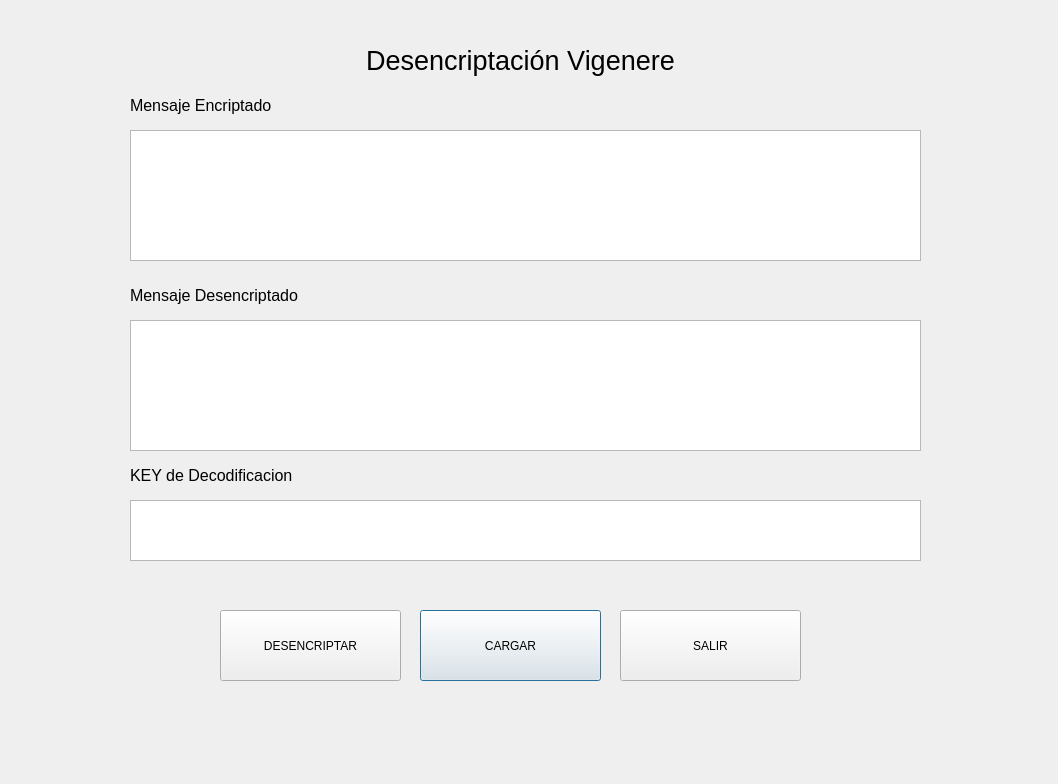
Old version of the form cipherApp/frmdecodevigerne.ui in the repository DJCC006/cipherApp.
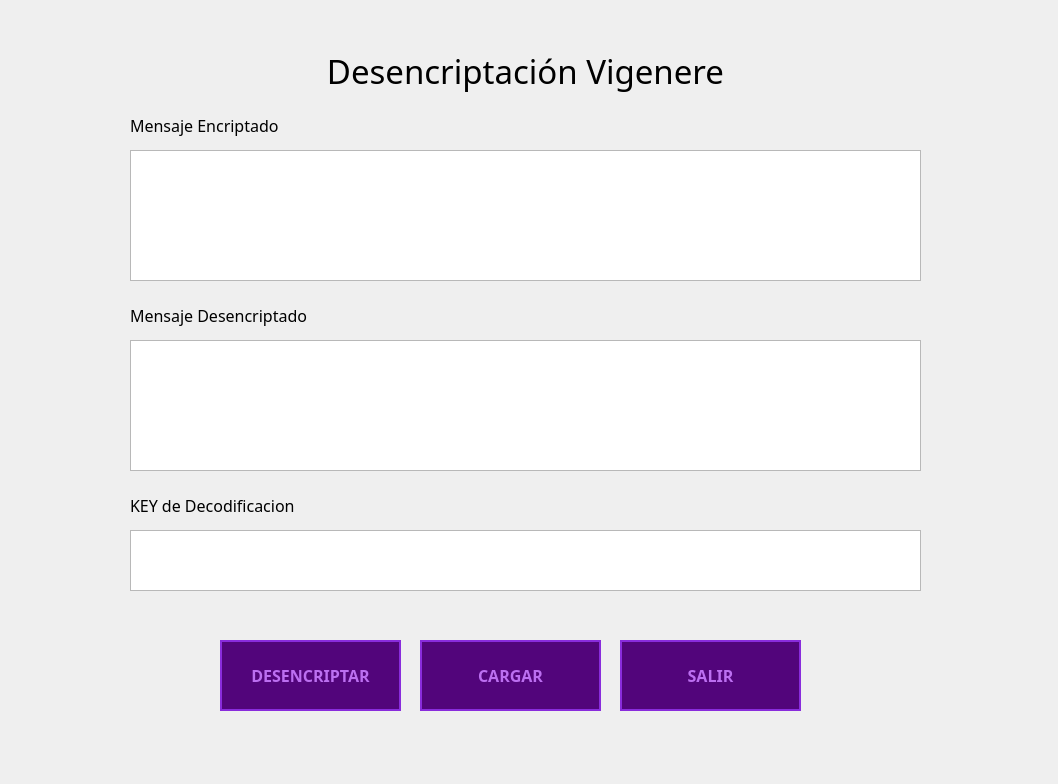
New version of the form.

What changed in the file:
```diff
--- a/cipherApp/frmdecodevigerne.ui
+++ b/cipherApp/frmdecodevigerne.ui
@@ -13,11 +13,45 @@
   <property name="windowTitle">
    <string>Dialog</string>
   </property>
+  <property name="styleSheet">
+   <string notr="true">QPushButton {
+    background-color: #52057B;
+    color: #BC6FF1;            
+    border: 2px solid #892CDC; 
+    padding: 10px 20px;
+    font-family: VCR OSD Mono;
+    font-weight: bold;
+    font-size: 16px;
+}
+
+QPushButton:hover {
+    background-color: #892CDC; 
+    color: #000000;            
+    border: 2px solid #BC6FF1; 
+}
+
+
+QPushButton:pressed {
+    background-color: #BC6FF1; 
+    color: #000000;
+    border: 2px solid #000000;
+    padding-left: 12px;        
+    padding-top: 12px;
+}
+
+
+
+
+QWidget#centralwidget, QWidget#Form {
+    background-color: #000000; 
+}
+</string>
+  </property>
   <widget class="QPlainTextEdit" name="boxKey">
    <property name="geometry">
     <rect>
      <x>130</x>
-     <y>500</y>
+     <y>530</y>
      <width>791</width>
      <height>61</height>
     </rect>
@@ -27,13 +61,14 @@
    <property name="geometry">
     <rect>
      <x>130</x>
-     <y>90</y>
-     <width>211</width>
+     <y>110</y>
+     <width>271</width>
      <height>31</height>
     </rect>
    </property>
    <property name="font">
     <font>
+     <family>VCR OSD Mono</family>
      <pointsize>12</pointsize>
     </font>
    </property>
@@ -45,13 +80,14 @@
    <property name="geometry">
     <rect>
      <x>130</x>
-     <y>460</y>
-     <width>211</width>
+     <y>490</y>
+     <width>361</width>
      <height>31</height>
     </rect>
    </property>
    <property name="font">
     <font>
+     <family>VCR OSD Mono</family>
      <pointsize>12</pointsize>
     </font>
    </property>
@@ -63,7 +99,7 @@
    <property name="geometry">
     <rect>
      <x>420</x>
-     <y>610</y>
+     <y>640</y>
      <width>181</width>
      <height>71</height>
     </rect>
@@ -76,7 +112,7 @@
    <property name="geometry">
     <rect>
      <x>620</x>
-     <y>610</y>
+     <y>640</y>
      <width>181</width>
      <height>71</height>
     </rect>
@@ -89,7 +125,7 @@
    <property name="geometry">
     <rect>
      <x>130</x>
-     <y>130</y>
+     <y>150</y>
      <width>791</width>
      <height>131</height>
     </rect>
@@ -99,7 +135,7 @@
    <property name="geometry">
     <rect>
      <x>130</x>
-     <y>320</y>
+     <y>340</y>
      <width>791</width>
      <height>131</height>
     </rect>
@@ -109,7 +145,7 @@
    <property name="geometry">
     <rect>
      <x>220</x>
-     <y>610</y>
+     <y>640</y>
      <width>181</width>
      <height>71</height>
     </rect>
@@ -122,13 +158,14 @@
    <property name="geometry">
     <rect>
      <x>130</x>
-     <y>280</y>
-     <width>211</width>
+     <y>300</y>
+     <width>261</width>
      <height>31</height>
     </rect>
    </property>
    <property name="font">
     <font>
+     <family>VCR OSD Mono</family>
      <pointsize>12</pointsize>
     </font>
    </property>
@@ -139,15 +176,16 @@
   <widget class="QLabel" name="label">
    <property name="geometry">
     <rect>
-     <x>230</x>
-     <y>30</y>
-     <width>581</width>
+     <x>160</x>
+     <y>40</y>
+     <width>731</width>
      <height>61</height>
     </rect>
    </property>
    <property name="font">
     <font>
-     <pointsize>20</pointsize>
+     <family>VCR OSD Mono</family>
+     <pointsize>25</pointsize>
     </font>
    </property>
    <property name="text">
```
